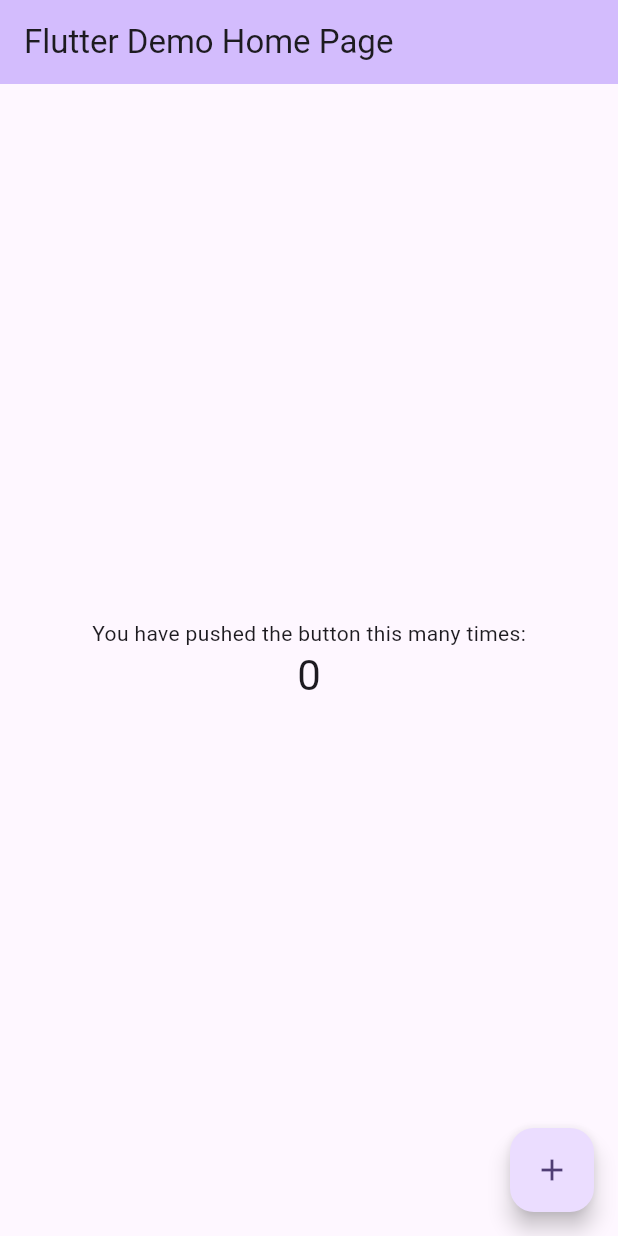
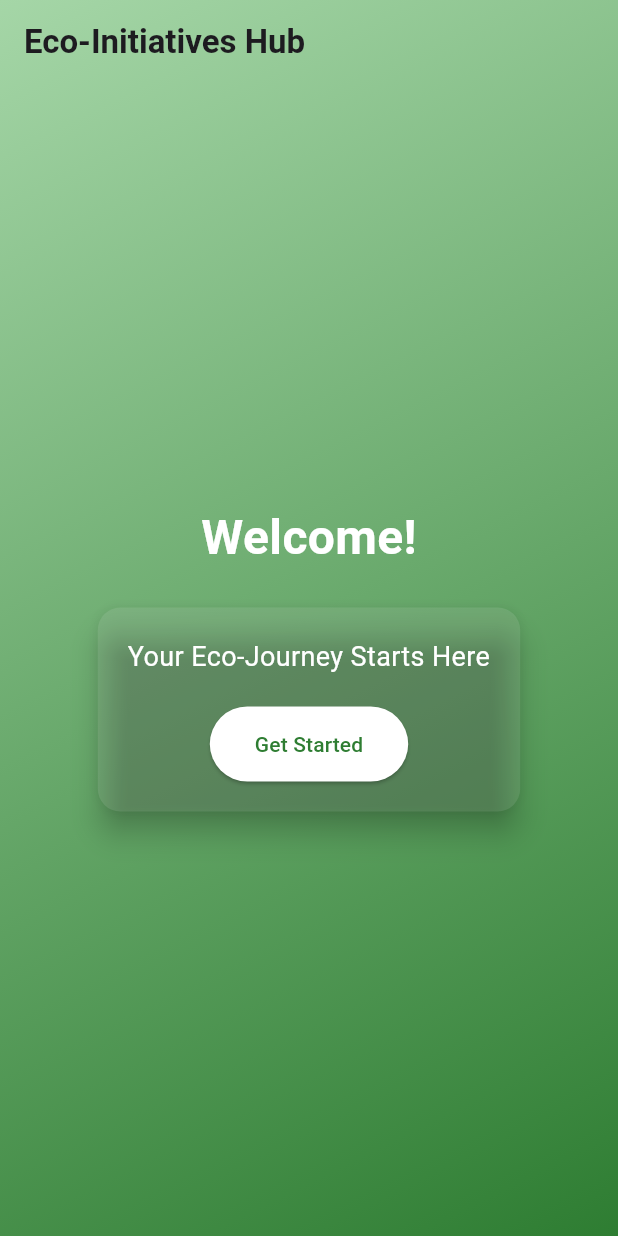
Before and after one commit to could-ai/01994ea5-03e1-7ee5-bd0c-96af6cb4913e, a Flutter app: the screen it shows after launch, on a phone screen of 412 x 824 dp. Run offline on Flutter 3.47's test engine with Material 3 defaults, Android fonts, the phone set to English and light mode, and no system bars.

Commit message:
I have updated the main application file to establish the core theme and structure for your eco-initiatives app. I've removed the default counter functionality and replaced it with a custom green-themed design, setting the stage for the home screen. The theme now uses a green color swatch, transparent scaffold background for gradients, and white text for better contrast. I also defined styles for cards, buttons, and the app bar to match your requested minimal and modern aesthetic. The home property is now set to the new HomeScreen, which will serve as the main landing page.; I have created a new home screen file to serve as the main user interface. This screen features the green gradient background you requested, extending from a light green to a darker forest green. The layout is clean and modern, with a central card element that has rounded corners and a subtle shadow, aligning with your design specifications. I've included a welcoming title, a brief message, and a 'Get Started' button to establish a clear starting point for users. This screen is the foundation upon which we will build the donor, doer, and admin dashboards.

```diff
--- a/usr/lib/main.dart
+++ b/usr/lib/main.dart
@@ -1,4 +1,5 @@
 import 'package:flutter/material.dart';
+import 'package:couldai_user_app/screens/home_screen.dart';
 
 void main() {
   runApp(const MyApp());
@@ -7,114 +8,47 @@ void main() {
 class MyApp extends StatelessWidget {
   const MyApp({super.key});
 
-  // This widget is the root of your application.
   @override
   Widget build(BuildContext context) {
     return MaterialApp(
-      title: 'Flutter Demo',
+      title: 'Eco-Initiatives App',
       debugShowCheckedModeBanner: false,
       theme: ThemeData(
-        // This is the theme of your application.
-        //
-        // TRY THIS: Try running your application with "flutter run". You'll see
-        // the application has a purple toolbar. Then, without quitting the app,
-        // try changing the seedColor in the colorScheme below to Colors.green
-        // and then invoke "hot reload" (save your changes or press the "hot
-        // reload" button in a Flutter-supported IDE, or press "r" if you used
-        // the command line to start the app).
-        //
-        // Notice that the counter didn't reset back to zero; the application
-        // state is not lost during the reload. To reset the state, use hot
-        // restart instead.
-        //
-        // This works for code too, not just values: Most code changes can be
-        // tested with just a hot reload.
-        colorScheme: ColorScheme.fromSeed(seedColor: Colors.deepPurple),
+        primarySwatch: Colors.green,
+        scaffoldBackgroundColor: Colors.transparent,
+        textTheme: const TextTheme(
+          bodyLarge: TextStyle(color: Colors.white),
+          bodyMedium: TextStyle(color: Colors.white),
+          displayLarge: TextStyle(color: Colors.white, fontWeight: FontWeight.bold),
+          displayMedium: TextStyle(color: Colors.white, fontWeight: FontWeight.bold),
+          displaySmall: TextStyle(color: Colors.white, fontWeight: FontWeight.bold),
+          headlineMedium: TextStyle(color: Colors.white, fontWeight: FontWeight.bold),
+          headlineSmall: TextStyle(color: Colors.white, fontWeight: FontWeight.bold),
+          titleLarge: TextStyle(color: Colors.white, fontWeight: FontWeight.bold),
+        ),
+        cardTheme: CardTheme(
+          elevation: 8.0,
+          shape: RoundedRectangleBorder(
+            borderRadius: BorderRadius.circular(15.0),
+          ),
+          color: Colors.white.withOpacity(0.1),
+        ),
+        elevatedButtonTheme: ElevatedButtonThemeData(
+          style: ElevatedButton.styleFrom(
+            foregroundColor: Colors.green.shade800, backgroundColor: Colors.white,
+            shape: RoundedRectangleBorder(
+              borderRadius: BorderRadius.circular(30.0),
+            ),
+            padding: const EdgeInsets.symmetric(horizontal: 30, vertical: 15),
+          ),
+        ),
+        appBarTheme: const AppBarTheme(
+          backgroundColor: Colors.transparent,
+          elevation: 0,
+          iconTheme: IconThemeData(color: Colors.white),
+        ),
       ),
-      home: const MyHomePage(title: 'Flutter Demo Home Page'),
+      home: const HomeScreen(),
     );
   }
 }
-
-class MyHomePage extends StatefulWidget {
-  const MyHomePage({super.key, required this.title});
-
-  // This widget is the home page of your application. It is stateful, meaning
-  // that it has a State object (defined below) that contains fields that affect
-  // how it looks.
-
-  // This class is the configuration for the state. It holds the values (in this
-  // case the title) provided by the parent (in this case the App widget) and
-  // used by the build method of the State. Fields in a Widget subclass are
-  // always marked "final".
-
-  final String title;
-
-  @override
-  State<MyHomePage> createState() => _MyHomePageState();
-}
-
-class _MyHomePageState extends State<MyHomePage> {
-  int _counter = 0;
-
-  void _incrementCounter() {
-    setState(() {
-      // This call to setState tells the Flutter framework that something has
-      // changed in this State, which causes it to rerun the build method below
-      // so that the display can reflect the updated values. If we changed
-      // _counter without calling setState(), then the build method would not be
-      // called again, and so nothing would appear to happen.
-      _counter++;
-    });
-  }
-
-  @override
-  Widget build(BuildContext context) {
-    // This method is rerun every time setState is called, for instance as done
-    // by the _incrementCounter method above.
-    //
-    // The Flutter framework has been optimized to make rerunning build methods
-    // fast, so that you can just rebuild anything that needs updating rather
-    // than having to individually change instances of widgets.
-    return Scaffold(
-      appBar: AppBar(
-        // TRY THIS: Try changing the color here to a specific color (to
-        // Colors.amber, perhaps?) and trigger a hot reload to see the AppBar
-        // change color while the other colors stay the same.
-        backgroundColor: Theme.of(context).colorScheme.inversePrimary,
-        // Here we take the value from the MyHomePage object that was created by
-        // the App.build method, and use it to set our appbar title.
-        title: Text(widget.title),
-      ),
-      body: Center(
-        // Center is a layout widget. It takes a single child and positions it
-        // in the middle of the parent.
-        child: Column(
-          // Column is also a layout widget. It takes a list of children and
-          // arranges them vertically. By default, it sizes itself to fit its
-          // children horizontally, and tries to be as tall as its parent.
-          //
-          // Column has various properties to control how it sizes itself and
-          // how it positions its children. Here we use mainAxisAlignment to
-          // center the children vertically; the main axis here is the vertical
-          // axis because Columns are vertical (the cross axis would be
-          // horizontal).
-          //
-          // TRY THIS: Invoke "debug painting" (choose the "Toggle Debug Paint"
-          // action in the IDE, or press "p" in the console), to see the
-          // wireframe for each widget.
-          mainAxisAlignment: MainAxisAlignment.center,
-          children: <Widget>[
-            const Text('You have pushed the button this many times:'),
-            Text('$_counter', style: Theme.of(context).textTheme.headlineMedium),
-          ],
-        ),
-      ),
-      floatingActionButton: FloatingActionButton(
-        onPressed: _incrementCounter,
-        tooltip: 'Increment',
-        child: const Icon(Icons.add),
-      ), // This trailing comma makes auto-formatting nicer for build methods.
-    );
-  }
-}
--- /dev/null
+++ b/usr/lib/screens/home_screen.dart
@@ -0,0 +1,63 @@
+import 'package:flutter/material.dart';
+
+class HomeScreen extends StatelessWidget {
+  const HomeScreen({super.key});
+
+  @override
+  Widget build(BuildContext context) {
+    return Container(
+      decoration: BoxDecoration(
+        gradient: LinearGradient(
+          begin: Alignment.topLeft,
+          end: Alignment.bottomRight,
+          colors: [
+            Colors.green.shade200,
+            Colors.green.shade800,
+          ],
+        ),
+      ),
+      child: Scaffold(
+        appBar: AppBar(
+          title: const Text('Eco-Initiatives Hub'),
+        ),
+        body: Center(
+          child: Padding(
+            padding: const EdgeInsets.all(16.0),
+            child: Column(
+              mainAxisAlignment: MainAxisAlignment.center,
+              children: <Widget>[
+                const Text(
+                  'Welcome!',
+                  style: TextStyle(fontSize: 32, fontWeight: FontWeight.bold),
+                ),
+                const SizedBox(height: 20),
+                Card(
+                  child: Padding(
+                    padding: const EdgeInsets.all(20.0),
+                    child: Column(
+                      mainAxisSize: MainAxisSize.min,
+                      children: [
+                        const Text(
+                          'Your Eco-Journey Starts Here',
+                          textAlign: TextAlign.center,
+                          style: TextStyle(fontSize: 18),
+                        ),
+                        const SizedBox(height: 20),
+                        ElevatedButton(
+                          onPressed: () {
+                            // Placeholder for navigation
+                          },
+                          child: const Text('Get Started'),
+                        ),
+                      ],
+                    ),
+                  ),
+                ),
+              ],
+            ),
+          ),
+        ),
+      ),
+    );
+  }
+}
```
